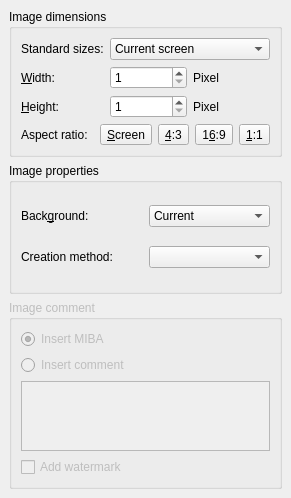
The window that src/Gui/Dialogs/DlgSettingsImage.ui (southseact-3d/fcd) describes before a commit, drawn with Qt 5.
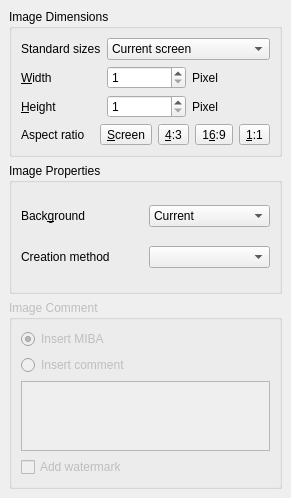
The same window after the commit.

Patch:
```diff
--- a/src/Gui/Dialogs/DlgSettingsImage.ui
+++ b/src/Gui/Dialogs/DlgSettingsImage.ui
@@ -32,7 +32,7 @@
    <item row="0" column="0">
     <widget class="QGroupBox" name="groupBoxDim">
      <property name="title">
-      <string>Image dimensions</string>
+      <string>Image Dimensions</string>
      </property>
      <layout class="QGridLayout">
       <property name="leftMargin">
@@ -70,7 +70,7 @@
         <item row="0" column="0">
          <widget class="QLabel" name="label">
           <property name="text">
-           <string>Standard sizes:</string>
+           <string>Standard sizes</string>
           </property>
          </widget>
         </item>
@@ -196,7 +196,7 @@
         <item row="1" column="0">
          <widget class="QLabel" name="textLabelWidth">
           <property name="text">
-           <string>&amp;Width:</string>
+           <string>&amp;Width</string>
           </property>
           <property name="buddy">
            <cstring>spinWidth</cstring>
@@ -223,7 +223,7 @@
         <item row="2" column="0">
          <widget class="QLabel" name="textLabelHeight">
           <property name="text">
-           <string>&amp;Height:</string>
+           <string>&amp;Height</string>
           </property>
           <property name="buddy">
            <cstring>spinHeight</cstring>
@@ -269,7 +269,7 @@
         <item>
          <widget class="QLabel" name="textLabel1">
           <property name="text">
-           <string>Aspect ratio:</string>
+           <string>Aspect ratio</string>
           </property>
          </widget>
         </item>
@@ -321,7 +321,7 @@
    <item row="1" column="0">
     <widget class="QGroupBox" name="groupBoxProp">
      <property name="title">
-      <string>Image properties</string>
+      <string>Image Properties</string>
      </property>
      <layout class="QGridLayout">
       <property name="leftMargin">
@@ -342,7 +342,7 @@
       <item row="0" column="0">
        <widget class="QLabel" name="textLabelColor">
         <property name="text">
-         <string>Back&amp;ground:</string>
+         <string>Back&amp;ground</string>
         </property>
         <property name="buddy">
          <cstring>comboBackground</cstring>
@@ -376,7 +376,7 @@
       <item row="1" column="0">
        <widget class="QLabel" name="label_4">
         <property name="text">
-         <string>Creation method:</string>
+         <string>Creation method</string>
         </property>
        </widget>
       </item>
@@ -392,7 +392,7 @@
       <bool>false</bool>
      </property>
      <property name="title">
-      <string>Image comment</string>
+      <string>Image Comment</string>
      </property>
      <layout class="QGridLayout">
       <property name="leftMargin">
```
Left out of the diff: 2 changed lines with no effect on the pictures.
